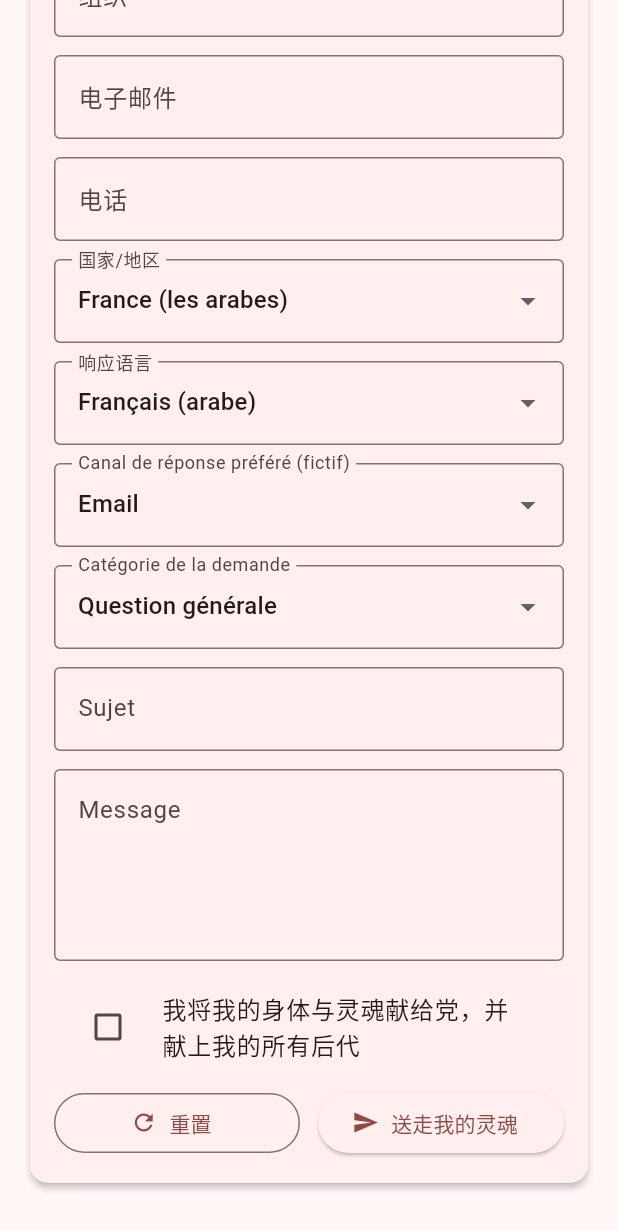
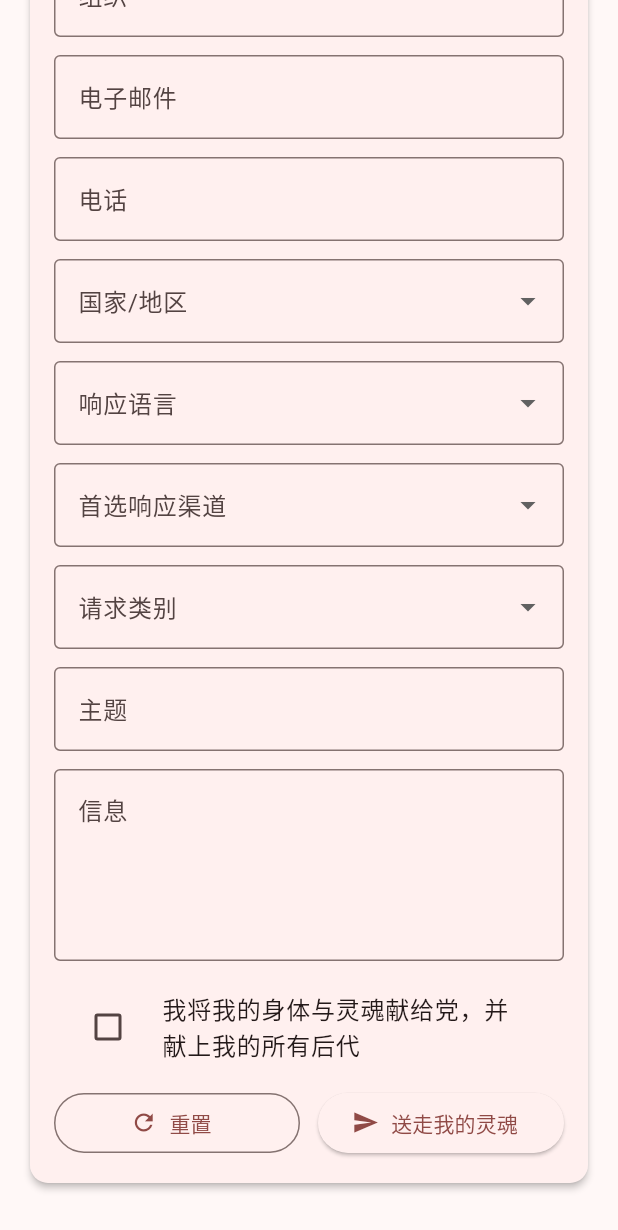
Before and after one commit to TristeTempsChang/Chine, a Flutter app: the FifthPage screen opened directly, scrolled down 439 dp, on a phone screen of 412 x 824 dp. Shown: the top 1230 px of the screen. Run offline on Flutter 3.47's test engine with Material 3 defaults, Android fonts, the phone set to English and light mode, and no system bars; our stand-ins replace audioplayers, shared_preferences; accounts and stored records are empty; network calls fail.

Commit message:
完成申请

```diff
--- a/lib/fifth_page.dart
+++ b/lib/fifth_page.dart
@@ -22,10 +22,10 @@ class _FifthPageState extends State<FifthPage> {
   bool _submitted = false;
   bool _anonymous = false;
   bool _accept = false;
-  String _preferredChannel = 'Email';
-  String _language = 'Français';
-  String _category = 'Question générale';
-  String _country = 'France';
+  String? _preferredChannel;
+  String? _language;
+  String? _category;
+  String? _country;
   AutovalidateMode _autovalidate = AutovalidateMode.disabled;
 
   // Dispose
@@ -41,33 +41,33 @@ class _FifthPageState extends State<FifthPage> {
   }
 
   // Validators
-  String? _validateNotEmpty(String? v, {String field = 'Ce champ'}) {
-    if (v == null || v.trim().isEmpty) return '$field est requis';
+  String? _validateNotEmpty(String? v, {String field = '这个领域'}) {
+    if (v == null || v.trim().isEmpty) return '$field 是必须的';
     return null;
   }
 
   String? _validateEmail(String? value) {
-    if (_anonymous) return null; // pas d'email requis si anonyme
-    if (value == null || value.trim().isEmpty) return 'Email requis';
+    if (_anonymous) return null;
+    if (value == null || value.trim().isEmpty) return '需要电子邮件';
     final emailRegex = RegExp(r'^[^@\s]+@[^@\s]+\.[^@\s]+$');
-    if (!emailRegex.hasMatch(value.trim())) return 'Format email invalide';
+    if (!emailRegex.hasMatch(value.trim())) return '电子邮件格式无效';
     return null;
   }
 
   String? _validatePhone(String? value) {
-    if (_preferredChannel != 'Téléphone') return null;
+    if (_preferredChannel != '电话') return null;
     if (value == null || value.trim().isEmpty) {
-      return 'Numéro requis pour un contact téléphonique';
+      return '所需电话联系号码';
     }
     final digits = value.replaceAll(RegExp(r'\D'), '');
-    if (digits.length < 6) return 'Numéro trop court';
+    if (digits.length < 6) return '号码太短';
     return null;
   }
 
   String? _validateMessage(String? value) {
-    if (value == null || value.trim().isEmpty) return 'Message requis';
+    if (value == null || value.trim().isEmpty) return '需要留言';
     if (value.trim().length < 20) {
-      return 'Le message doit contenir au moins 20 caractères';
+      return '消息必须至少包含 20 个字符';
     }
     return null;
   }
@@ -80,7 +80,7 @@ class _FifthPageState extends State<FifthPage> {
 
     if (!_accept) {
       ScaffoldMessenger.of(context).showSnackBar(
-        const SnackBar(content: Text('Vous devez accepter la mention fictive/roleplay.')),
+        const SnackBar(content: Text('你必须接受向政府屈服并成为国家奴隶的指控')),
       );
       return;
     }
@@ -103,10 +103,6 @@ class _FifthPageState extends State<FifthPage> {
     setState(() {
       _submitted = false;
       _accept = false;
-      _preferredChannel = 'Email';
-      _language = 'Français';
-      _category = 'Question générale';
-      _country = 'France';
       _autovalidate = AutovalidateMode.disabled;
     });
   }
@@ -153,7 +149,7 @@ class _FifthPageState extends State<FifthPage> {
                                 ),
                                 validator: (v) {
                                   if (_anonymous) return null;
-                                  return _validateNotEmpty(v, field: 'Nom');
+                                  return _validateNotEmpty(v, field: '姓名');
                                 },
                               ),
                               const SizedBox(height: 12),
@@ -196,11 +192,11 @@ class _FifthPageState extends State<FifthPage> {
                                   border: OutlineInputBorder(),
                                 ),
                                 items: const [
-                                  DropdownMenuItem(value: 'France', child: Text('France (les arabes)')),
+                                  DropdownMenuItem(value: 'France', child: Text('France')),
                                   DropdownMenuItem(value: 'Belgique', child: Text('Belgique (les arbres)')),
                                   DropdownMenuItem(value: 'Suisse', child: Text('Suisse (les fromages)')),
                                   DropdownMenuItem(value: 'Canada', child: Text('Canada (inshallah)')),
-                                  DropdownMenuItem(value: 'Autre', child: Text('Autre (pas les arabes)')),
+                                  DropdownMenuItem(value: 'Autre', child: Text('Autre')),
                                 ],
                                 onChanged: (v) => setState(() => _country = v ?? 'France'),
                               ),
@@ -214,7 +210,7 @@ class _FifthPageState extends State<FifthPage> {
                                   border: OutlineInputBorder(),
                                 ),
                                 items: const [
-                                  DropdownMenuItem(value: 'Français', child: Text('Français (arabe)')),
+                                  DropdownMenuItem(value: 'Français', child: Text('Français')),
                                   DropdownMenuItem(value: 'Anglais', child: Text('Anglais (English)')),
                                   DropdownMenuItem(value: 'Chinois (simplifié)', child: Text('Ching Chong')),
                                 ],
@@ -226,15 +222,15 @@ class _FifthPageState extends State<FifthPage> {
                               DropdownButtonFormField<String>(
                                 value: _preferredChannel,
                                 decoration: const InputDecoration(
-                                  labelText: 'Canal de réponse préféré (fictif)',
+                                  labelText: '首选响应渠道',
                                   border: OutlineInputBorder(),
                                 ),
                                 items: const [
-                                  DropdownMenuItem(value: 'Email', child: Text('Email')),
-                                  DropdownMenuItem(value: 'Téléphone', child: Text('Téléphone')),
-                                  DropdownMenuItem(value: 'Courrier', child: Text('Courrier')),
+                                  DropdownMenuItem(value: '电子邮件', child: Text('电子邮件')),
+                                  DropdownMenuItem(value: '电话', child: Text('电话')),
+                                  DropdownMenuItem(value: '邮件', child: Text('邮件')),
                                 ],
-                                onChanged: (v) => setState(() => _preferredChannel = v ?? 'Email'),
+                                onChanged: (v) => setState(() => _preferredChannel = v ?? '电子邮件'),
                               ),
                               const SizedBox(height: 12),
 
@@ -242,17 +238,17 @@ class _FifthPageState extends State<FifthPage> {
                               DropdownButtonFormField<String>(
                                 value: _category,
                                 decoration: const InputDecoration(
-                                  labelText: 'Catégorie de la demande',
+                                  labelText: '请求类别',
                                   border: OutlineInputBorder(),
                                 ),
                                 items: const [
-                                  DropdownMenuItem(value: 'Question générale', child: Text('Question générale')),
-                                  DropdownMenuItem(value: 'Demande d’adhésion (fictive)', child: Text('Demande d’adhésion (fictive)')),
-                                  DropdownMenuItem(value: 'Presse / Média', child: Text('Presse / Média')),
-                                  DropdownMenuItem(value: 'Événements (fictif)', child: Text('Événements (fictif)')),
-                                  DropdownMenuItem(value: 'Autre', child: Text('Autre')),
+                                  DropdownMenuItem(value: '一般问题', child: Text('一般问题')),
+                                  DropdownMenuItem(value: '会员申请', child: Text('会员申请')),
+                                  DropdownMenuItem(value: '新闻/媒体', child: Text('新闻/媒体')),
+                                  DropdownMenuItem(value: '活动', child: Text('活动')),
+                                  DropdownMenuItem(value: '其他', child: Text('其他')),
                                 ],
-                                onChanged: (v) => setState(() => _category = v ?? 'Question générale'),
+                                onChanged: (v) => setState(() => _category = v ?? '一般问题'),
                               ),
                               const SizedBox(height: 12),
 
@@ -260,10 +256,10 @@ class _FifthPageState extends State<FifthPage> {
                               TextFormField(
                                 controller: _subjectController,
                                 decoration: const InputDecoration(
-                                  labelText: 'Sujet',
+                                  labelText: '主题',
                                   border: OutlineInputBorder(),
                                 ),
-                                validator: (v) => _validateNotEmpty(v, field: 'Sujet'),
+                                validator: (v) => _validateNotEmpty(v, field: '主题'),
                               ),
                               const SizedBox(height: 12),
 
@@ -273,7 +269,7 @@ class _FifthPageState extends State<FifthPage> {
                                 maxLines: 6,
                                 minLines: 4,
                                 decoration: const InputDecoration(
-                                  labelText: 'Message',
+                                  labelText: '信息',
                                   alignLabelWithHint: true,
                                   border: OutlineInputBorder(),
                                 ),
@@ -328,26 +324,26 @@ class _FifthPageState extends State<FifthPage> {
                         crossAxisAlignment: CrossAxisAlignment.start,
                         children: [
                           const Text(
-                            'Récapitulatif (fictif)',
+                            '概括',
                             style: TextStyle(fontWeight: FontWeight.bold),
                           ),
                           const SizedBox(height: 8),
-                          Text('Anonyme : ${_anonymous ? "Oui" : "Non"}'),
+                          Text('匿名的 : ${_anonymous ? "是的" : "不"}'),
                           if (!_anonymous) ...[
-                            Text('Nom : ${_nameController.text}'),
+                            Text('姓名 : ${_nameController.text}'),
                             if (_orgController.text.trim().isNotEmpty)
-                              Text('Organisation : ${_orgController.text}'),
-                            Text('Email : ${_emailController.text}'),
+                              Text('组织 : ${_orgController.text}'),
+                            Text('电子邮件 : ${_emailController.text}'),
                           ],
-                          if (_preferredChannel == 'Téléphone')
-                            Text('Téléphone : ${_phoneController.text}'),
-                          Text('Pays/Région : $_country'),
-                          Text('Langue : $_language'),
-                          Text('Canal préféré : $_preferredChannel'),
-                          Text('Catégorie : $_category'),
-                          Text('Sujet : ${_subjectController.text}'),
+                          if (_preferredChannel == '电话')
+                            Text('电话 : ${_phoneController.text}'),
+                          Text('国家/地区 : $_country'),
+                          Text('语言 : $_language'),
+                          Text('最喜欢的频道 : $_preferredChannel'),
+                          Text('类别 : $_category'),
+                          Text('主题 : ${_subjectController.text}'),
                           const SizedBox(height: 8),
-                          const Text('Message :'),
+                          const Text('信息 :'),
                           const SizedBox(height: 4),
                           Container(
                             width: double.infinity,
@@ -360,7 +356,7 @@ class _FifthPageState extends State<FifthPage> {
                           ),
                           const SizedBox(height: 12),
                           const Text(
-                            'Merci ! Dans ce scénario de roleplay, votre message serait reçu et traité par le « service communication ». 🌟',
+                            '谢谢 🌟',
                           ),
                         ],
                       ),
```
